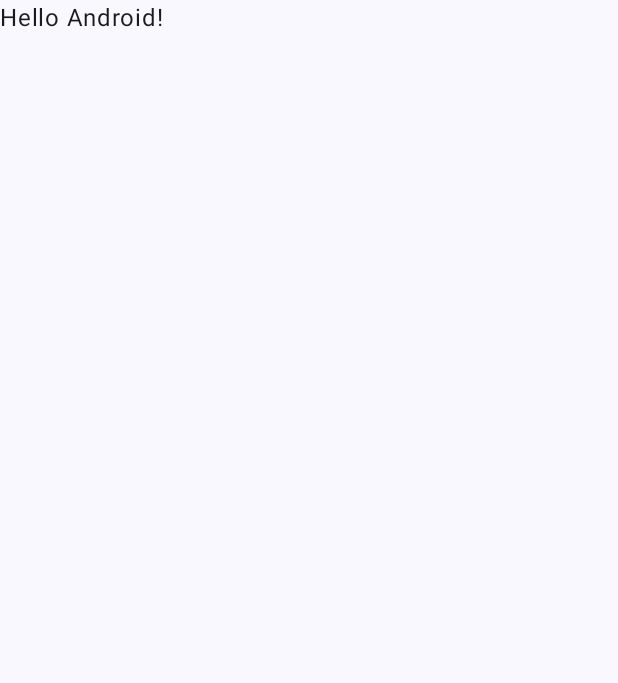
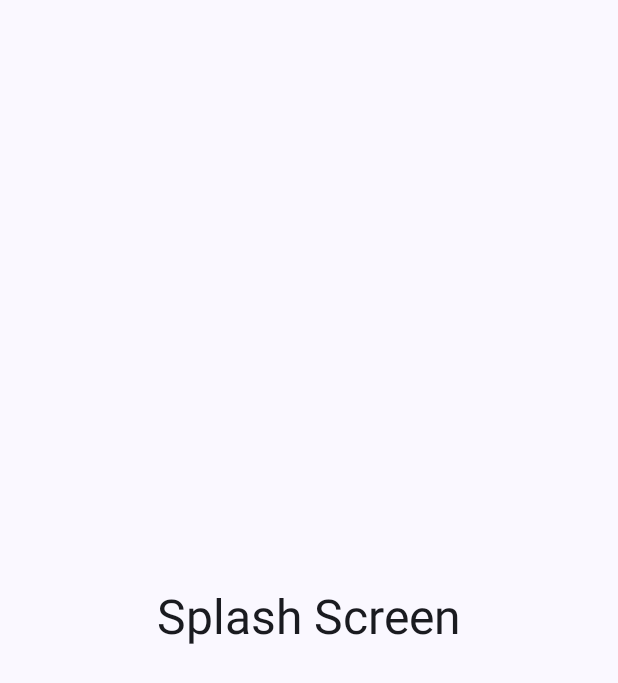
Before and after one commit to devbreagan/exchange-app, an Android app built with Jetpack Compose: the screen it shows after launch (MainActivity), on a phone screen of 412 x 824 dp. Before the commit the part shown is almost empty. Shown: the top 683 px of the screen. Run offline under Robolectric (Android 15) with nearby library versions, the phone set to English and light mode, and no system bars.

Commit message:
feat: add Splash screen

```diff
--- a/app/build.gradle.kts
+++ b/app/build.gradle.kts
@@ -1,8 +1,8 @@
 plugins {
     alias(libs.plugins.android.application)
     alias(libs.plugins.jetbrains.kotlin.android)
-    alias(libs.plugins.jetbrains.kotlin.serialization) apply false
-    alias(libs.plugins.jetbrains.kotlin.parcelize) apply false
+    alias(libs.plugins.jetbrains.kotlin.serialization)
+    alias(libs.plugins.jetbrains.kotlin.parcelize)
 }
 
 android {
--- a/app/src/main/java/com/gbreagan/challenge/exchange/MainActivity.kt
+++ b/app/src/main/java/com/gbreagan/challenge/exchange/MainActivity.kt
@@ -4,13 +4,9 @@ import android.os.Bundle
 import androidx.activity.ComponentActivity
 import androidx.activity.compose.setContent
 import androidx.activity.enableEdgeToEdge
-import androidx.compose.foundation.layout.fillMaxSize
-import androidx.compose.foundation.layout.padding
-import androidx.compose.material3.Scaffold
-import androidx.compose.material3.Text
-import androidx.compose.runtime.Composable
-import androidx.compose.ui.Modifier
-import androidx.compose.ui.tooling.preview.Preview
+import androidx.compose.material3.Surface
+import androidx.navigation.compose.rememberNavController
+import com.gbreagan.challenge.exchange.ui.navigation.Navigation
 import com.gbreagan.challenge.exchange.ui.theme.ExchangeTheme
 
 class MainActivity : ComponentActivity() {
@@ -19,29 +15,11 @@ class MainActivity : ComponentActivity() {
         enableEdgeToEdge()
         setContent {
             ExchangeTheme {
-                Scaffold(modifier = Modifier.fillMaxSize()) { innerPadding ->
-                    Greeting(
-                        name = "Android",
-                        modifier = Modifier.padding(innerPadding)
-                    )
+                Surface {
+                    val navController = rememberNavController()
+                    Navigation(navController = navController)
                 }
             }
         }
     }
 }
-
-@Composable
-fun Greeting(name: String, modifier: Modifier = Modifier) {
-    Text(
-        text = "Hello $name!",
-        modifier = modifier
-    )
-}
-
-@Preview(showBackground = true)
-@Composable
-fun GreetingPreview() {
-    ExchangeTheme {
-        Greeting("Android")
-    }
-}
--- /dev/null
+++ b/app/src/main/java/com/gbreagan/challenge/exchange/ui/navigation/Navigation.kt
@@ -0,0 +1,27 @@
+package com.gbreagan.challenge.exchange.ui.navigation
+
+import androidx.compose.runtime.Composable
+import androidx.navigation.NavHostController
+import androidx.navigation.compose.NavHost
+import androidx.navigation.compose.composable
+import com.gbreagan.challenge.exchange.ui.view.splash.SplashScreen
+import kotlinx.serialization.Serializable
+
+@Composable
+fun Navigation(
+    navController: NavHostController
+) {
+    NavHost(navController, startDestination = Screen.Splash) {
+        composable<Screen.Splash> {
+            SplashScreen {
+            // navigate(Screen.Home)
+            }
+        }
+
+    }
+}
+
+@Serializable
+sealed interface Screen {
+    @Serializable data object Splash : Screen
+}
--- /dev/null
+++ b/app/src/main/java/com/gbreagan/challenge/exchange/ui/view/splash/SplashConstants.kt
@@ -0,0 +1,6 @@
+package com.gbreagan.challenge.exchange.ui.view.splash
+
+// ui/splash/SplashConstants.kt
+object SplashConstants {
+    const val SPLASH_DURATION_MS = 2000L
+}
--- /dev/null
+++ b/app/src/main/java/com/gbreagan/challenge/exchange/ui/view/splash/SplashScreen.kt
@@ -0,0 +1,26 @@
+package com.gbreagan.challenge.exchange.ui.view.splash
+
+import androidx.compose.foundation.layout.Box
+import androidx.compose.foundation.layout.fillMaxSize
+import androidx.compose.material3.MaterialTheme
+import androidx.compose.material3.Text
+import androidx.compose.runtime.Composable
+import androidx.compose.runtime.LaunchedEffect
+import androidx.compose.ui.Alignment
+import androidx.compose.ui.Modifier
+import kotlinx.coroutines.delay
+
+@Composable
+fun SplashScreen(onSplashFinished: () -> Unit) {
+    Box(
+        modifier = Modifier.fillMaxSize(),
+        contentAlignment = Alignment.Center
+    ) {
+        Text("Splash Screen", style = MaterialTheme.typography.headlineLarge)
+
+        LaunchedEffect(Unit) {
+            delay(SplashConstants.SPLASH_DURATION_MS)
+            onSplashFinished()
+        }
+    }
+}
--- a/app/src/main/res/values/strings.xml
+++ b/app/src/main/res/values/strings.xml
@@ -1,9 +1,3 @@
 <resources>
     <string name="app_name">Exchange</string>
-    <string name="money_exchange_title">Money Exchange</string>
-    <string name="amount_to_send">Amount to Send</string>
-    <string name="amount_to_receive">Amount to Receive</string>
-    <string name="start_operation">Empieza tu operación</string>
-    <string name="buy_price">Buy Price: </string>
-    <string name="sell_price">Sell Price: </string>
 </resources>
--- a/gradle/libs.versions.toml
+++ b/gradle/libs.versions.toml
@@ -9,7 +9,6 @@ lifecycleRuntimeKtx = "2.8.7"
 activityCompose = "1.10.0"
 composeBom = "2025.01.01"
 lifecycleRuntimeComposeAndroid = "2.8.7"
-mapsCompose = "4.3.3"
 navigationCompose = "2.8.6"
 serialization = "1.6.3"
 koin-bom = "3.5.0"
@@ -41,7 +40,6 @@ jetbrains-kotlin-serialization = { module = "org.jetbrains.kotlinx:kotlinx-seria
 koin-bom = { module = "io.insert-koin:koin-bom", version.ref = "koin-bom" }
 koin-core = { module = "io.insert-koin:koin-core" }
 koin-androidx-compose = { module = "io.insert-koin:koin-androidx-compose" }
-maps-compose = { module = "com.google.maps.android:maps-compose", version.ref = "mapsCompose" }
 squareup-retrofit = { group = "com.squareup.retrofit2", name="retrofit", version.ref = "retrofitVersion" }
 squareup-retrofit-converter-gson = { group = "com.squareup.retrofit2", name="converter-gson", version.ref = "retrofitVersion" }
 squareup-okhttp3-logging-interceptor = { module = "com.squareup.okhttp3:logging-interceptor", version.ref = "loggingInterceptor" }
```
